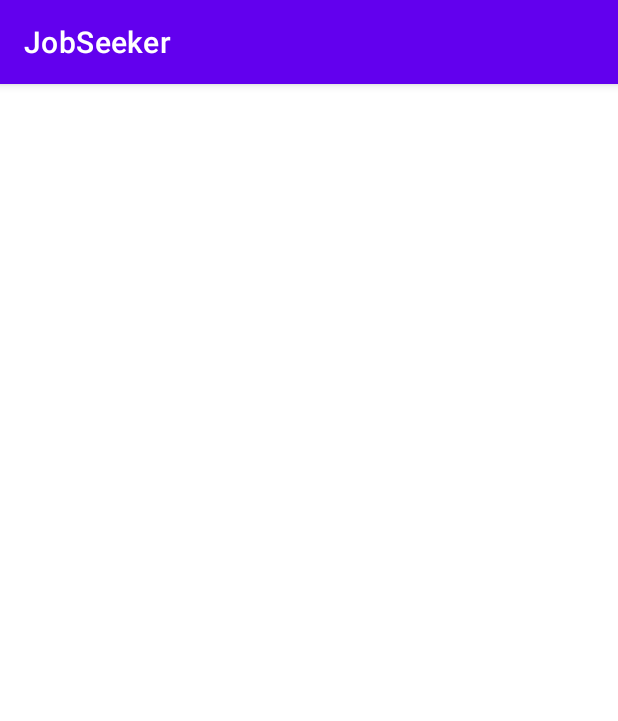
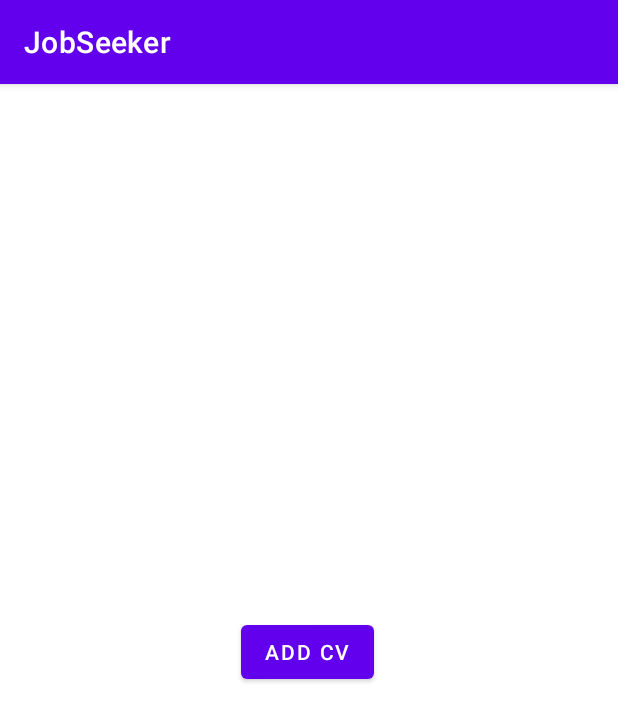
Before and after one commit to IT21156410/jobfinder, an Android app: the screen it shows after launch (MainActivity), on a phone screen of 412 x 824 dp. Shown: the top 721 px of the screen. Run offline under Robolectric (Android 15) with nearby library versions, the phone set to English and light mode, and no system bars.

Commit message:
Navigation between screens

```diff
--- a/app/src/main/java/com/example/jobseeker/CvInfo.kt
+++ b/app/src/main/java/com/example/jobseeker/CvInfo.kt
@@ -2,10 +2,17 @@ package com.example.jobseeker
 
 import androidx.appcompat.app.AppCompatActivity
 import android.os.Bundle
+import android.widget.Button
 
 class CvInfo : AppCompatActivity() {
     override fun onCreate(savedInstanceState: Bundle?) {
         super.onCreate(savedInstanceState)
         setContentView(R.layout.activity_cv_info)
+
+        val goBackButton = findViewById<Button>(R.id.goBack)
+
+        goBackButton.setOnClickListener {
+            finish()
+        }
     }
 }
--- a/app/src/main/java/com/example/jobseeker/MainActivity.kt
+++ b/app/src/main/java/com/example/jobseeker/MainActivity.kt
@@ -1,11 +1,20 @@
 package com.example.jobseeker
 
+import android.content.Intent
 import androidx.appcompat.app.AppCompatActivity
 import android.os.Bundle
+import android.widget.Button
 
 class MainActivity : AppCompatActivity() {
     override fun onCreate(savedInstanceState: Bundle?) {
         super.onCreate(savedInstanceState)
         setContentView(R.layout.activity_main)
+
+        val goToCvActivityButton = findViewById<Button>(R.id.gotoCvActivity)
+        goToCvActivityButton.setOnClickListener {
+            val intent = Intent(this, CvInfo::class.java)
+            // start your next activity
+            startActivity(intent)
+        }
     }
 }
--- a/app/src/main/res/layout/activity_main.xml
+++ b/app/src/main/res/layout/activity_main.xml
@@ -6,4 +6,17 @@
     android:layout_height="match_parent"
     tools:context=".MainActivity">
 
+    <Button
+        android:id="@+id/gotoCvActivity"
+        android:layout_width="wrap_content"
+        android:layout_height="wrap_content"
+        android:layout_marginStart="157dp"
+        android:layout_marginTop="336dp"
+        android:layout_marginEnd="160dp"
+        android:layout_marginBottom="347dp"
+        android:text="@string/add_cv"
+        app:layout_constraintBottom_toBottomOf="parent"
+        app:layout_constraintEnd_toEndOf="parent"
+        app:layout_constraintStart_toStartOf="parent"
+        app:layout_constraintTop_toTopOf="parent" />
 </androidx.constraintlayout.widget.ConstraintLayout>
--- a/app/src/main/res/values/strings.xml
+++ b/app/src/main/res/values/strings.xml
@@ -29,4 +29,5 @@
     <string name="skill_ek1">Skill</string>
     <string name="edit_profile">Edit profile</string>
     <string name="scrollView">scrollView</string>
+    <string name="add_cv">Add CV</string>
 </resources>
```
